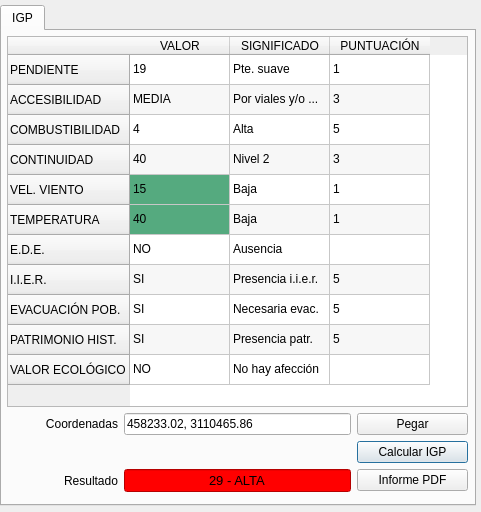
Before: the Qt Designer form ui_igpdialog.ui in fherdom/igp, drawn with Qt 5.
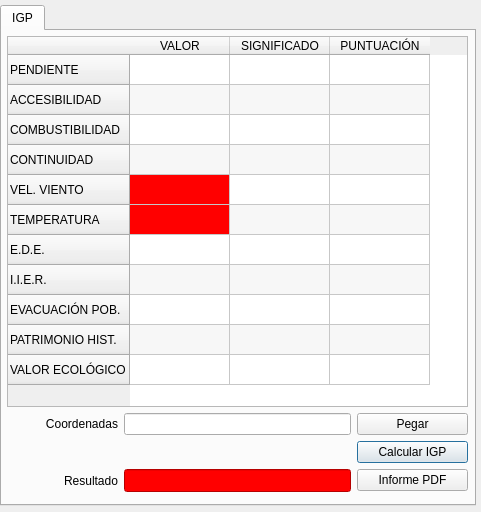
After: the same form once the commit is applied. The open tabs and pages were chosen to show the change.

```diff
--- a/ui_igpdialog.ui
+++ b/ui_igpdialog.ui
@@ -66,7 +66,7 @@
       <item row="1" column="1" colspan="2">
        <widget class="QLineEdit" name="txtCoord">
         <property name="text">
-         <string>458233.02, 3110465.86</string>
+         <string/>
         </property>
        </widget>
       </item>
@@ -115,7 +115,7 @@
          <string notr="true">background-color: rgb(255, 0, 0);</string>
         </property>
         <property name="text">
-         <string>29 - ALTA</string>
+         <string/>
         </property>
         <property name="alignment">
          <set>Qt::AlignCenter</set>
@@ -253,7 +253,7 @@
         </column>
         <item row="0" column="0">
          <property name="text">
-          <string>19</string>
+          <string/>
          </property>
          <property name="flags">
           <set>NoItemFlags</set>
@@ -261,7 +261,7 @@
         </item>
         <item row="0" column="1">
          <property name="text">
-          <string>Pte. suave</string>
+          <string/>
          </property>
          <property name="flags">
           <set>NoItemFlags</set>
@@ -269,7 +269,7 @@
         </item>
         <item row="0" column="2">
          <property name="text">
-          <string>1</string>
+          <string/>
          </property>
          <property name="flags">
           <set>NoItemFlags</set>
@@ -277,7 +277,7 @@
         </item>
         <item row="1" column="0">
          <property name="text">
-          <string>MEDIA</string>
+          <string/>
          </property>
          <property name="flags">
           <set>NoItemFlags</set>
@@ -285,7 +285,7 @@
         </item>
         <item row="1" column="1">
          <property name="text">
-          <string>Por viales y/o ...</string>
+          <string/>
          </property>
          <property name="flags">
           <set>NoItemFlags</set>
@@ -293,7 +293,7 @@
         </item>
         <item row="1" column="2">
          <property name="text">
-          <string>3</string>
+          <string/>
          </property>
          <property name="flags">
           <set>NoItemFlags</set>
@@ -301,7 +301,7 @@
         </item>
         <item row="2" column="0">
          <property name="text">
-          <string>4</string>
+          <string/>
          </property>
          <property name="flags">
           <set>NoItemFlags</set>
@@ -309,7 +309,7 @@
         </item>
         <item row="2" column="1">
          <property name="text">
-          <string>Alta</string>
+          <string/>
          </property>
          <property name="flags">
           <set>NoItemFlags</set>
@@ -317,7 +317,7 @@
         </item>
         <item row="2" column="2">
          <property name="text">
-          <string>5</string>
+          <string/>
          </property>
          <property name="flags">
           <set>NoItemFlags</set>
@@ -325,7 +325,7 @@
         </item>
         <item row="3" column="0">
          <property name="text">
-          <string>40</string>
+          <string/>
          </property>
          <property name="flags">
           <set>NoItemFlags</set>
@@ -333,7 +333,7 @@
         </item>
         <item row="3" column="1">
          <property name="text">
-          <string>Nivel 2</string>
+          <string/>
          </property>
          <property name="flags">
           <set>NoItemFlags</set>
@@ -341,7 +341,7 @@
         </item>
         <item row="3" column="2">
          <property name="text">
-          <string>3</string>
+          <string/>
          </property>
          <property name="flags">
           <set>NoItemFlags</set>
@@ -349,14 +349,14 @@
         </item>
         <item row="4" column="0">
          <property name="text">
-          <string>15</string>
+          <string/>
          </property>
          <property name="background">
           <brush brushstyle="SolidPattern">
            <color alpha="255">
-            <red>85</red>
-            <green>170</green>
-            <blue>127</blue>
+            <red>255</red>
+            <green>0</green>
+            <blue>0</blue>
            </color>
           </brush>
          </property>
@@ -375,7 +375,7 @@
         </item>
         <item row="4" column="1">
          <property name="text">
-          <string>Baja</string>
+          <string/>
          </property>
          <property name="flags">
           <set>NoItemFlags</set>
@@ -383,7 +383,7 @@
         </item>
         <item row="4" column="2">
          <property name="text">
-          <string>1</string>
+          <string/>
          </property>
          <property name="flags">
           <set>NoItemFlags</set>
@@ -391,14 +391,14 @@
         </item>
         <item row="5" column="0">
          <property name="text">
-          <string>40</string>
+          <string/>
          </property>
          <property name="background">
           <brush brushstyle="SolidPattern">
            <color alpha="255">
-            <red>85</red>
-            <green>170</green>
-            <blue>127</blue>
+            <red>255</red>
+            <green>0</green>
+            <blue>0</blue>
            </color>
           </brush>
          </property>
@@ -408,7 +408,7 @@
         </item>
         <item row="5" column="1">
          <property name="text">
-          <string>Baja</string>
+          <string/>
          </property>
          <property name="flags">
           <set>NoItemFlags</set>
@@ -416,7 +416,7 @@
         </item>
         <item row="5" column="2">
          <property name="text">
-          <string>1</string>
+          <string/>
          </property>
          <property name="flags">
           <set>NoItemFlags</set>
@@ -424,7 +424,7 @@
         </item>
         <item row="6" column="0">
          <property name="text">
-          <string>NO</string>
+          <string/>
          </property>
          <property name="flags">
           <set>NoItemFlags</set>
@@ -432,7 +432,7 @@
         </item>
         <item row="6" column="1">
          <property name="text">
-          <string>Ausencia</string>
+          <string/>
          </property>
          <property name="flags">
           <set>NoItemFlags</set>
@@ -448,7 +448,7 @@
         </item>
         <item row="7" column="0">
          <property name="text">
-          <string>SI</string>
+          <string/>
          </property>
          <property name="flags">
           <set>NoItemFlags</set>
@@ -456,7 +456,7 @@
         </item>
         <item row="7" column="1">
          <property name="text">
-          <string>Presencia i.i.e.r.</string>
+          <string/>
          </property>
          <property name="flags">
           <set>NoItemFlags</set>
@@ -464,7 +464,7 @@
         </item>
         <item row="7" column="2">
          <property name="text">
-          <string>5</string>
+          <string/>
          </property>
          <property name="flags">
           <set>NoItemFlags</set>
@@ -472,7 +472,7 @@
         </item>
         <item row="8" column="0">
          <property name="text">
-          <string>SI</string>
+          <string/>
          </property>
          <property name="flags">
           <set>NoItemFlags</set>
@@ -480,7 +480,7 @@
         </item>
         <item row="8" column="1">
          <property name="text">
-          <string>Necesaria evac.</string>
+          <string/>
          </property>
          <property name="flags">
           <set>NoItemFlags</set>
@@ -488,7 +488,7 @@
         </item>
         <item row="8" column="2">
          <property name="text">
-          <string>5</string>
+          <string/>
          </property>
          <property name="flags">
           <set>NoItemFlags</set>
@@ -496,7 +496,7 @@
         </item>
         <item row="9" column="0">
          <property name="text">
-          <string>SI</string>
+          <string/>
          </property>
          <property name="flags">
           <set>NoItemFlags</set>
@@ -504,7 +504,7 @@
         </item>
         <item row="9" column="1">
          <property name="text">
-          <string>Presencia patr.</string>
+          <string/>
          </property>
          <property name="flags">
           <set>NoItemFlags</set>
@@ -512,7 +512,7 @@
         </item>
         <item row="9" column="2">
          <property name="text">
-          <string>5</string>
+          <string/>
          </property>
          <property name="flags">
           <set>NoItemFlags</set>
@@ -520,7 +520,7 @@
         </item>
         <item row="10" column="0">
          <property name="text">
-          <string>NO</string>
+          <string/>
          </property>
          <property name="flags">
           <set>NoItemFlags</set>
@@ -528,7 +528,7 @@
         </item>
         <item row="10" column="1">
          <property name="text">
-          <string>No hay afección</string>
+          <string/>
          </property>
          <property name="flags">
           <set>NoItemFlags</set>
```
Left out of the diff: 6 changed lines with no effect on the pictures.
